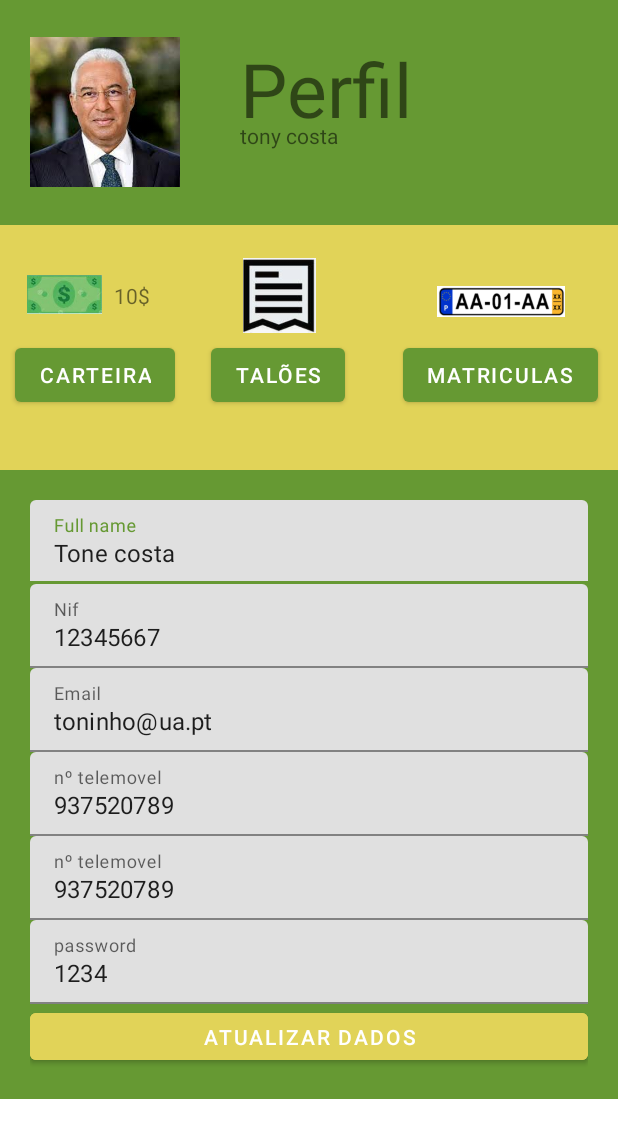
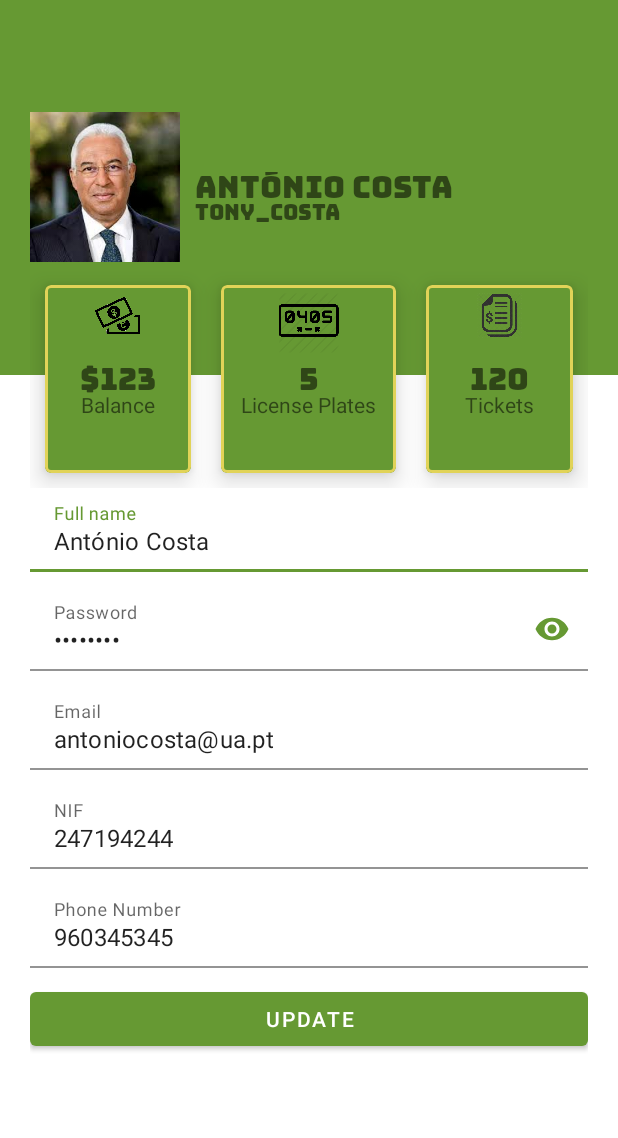
Before and after one commit to RRocha21/Glup, an Android app: the ProfileActivity screen opened directly, with no data from a screen before it, on a phone screen of 412 x 824 dp. Shown: the top 1138 px of the screen. Run offline under Robolectric (Android 15) with nearby library versions, the phone set to English and light mode, and no system bars.

Commit message:
1.1.4 . Renato Rocha
ProfileActivity.kt
activity_profile.xml
activity_registration.xml
png

```diff
--- a/glup/app/src/main/java/com/example/glup/ProfileActivity.kt
+++ b/glup/app/src/main/java/com/example/glup/ProfileActivity.kt
@@ -1,11 +1,39 @@
 package com.example.glup
 
+import android.content.Intent
 import android.os.Bundle
+import android.widget.Button
 import androidx.appcompat.app.AppCompatActivity
 
 class ProfileActivity: AppCompatActivity() {
     override fun onCreate(savedInstanceState: Bundle?) {
         super.onCreate(savedInstanceState)
         setContentView(R.layout.activity_profile)
+
+        findViewById<Button>(R.id.button_profile_balance).setOnClickListener {
+            openBalanceActivity()
+        }
+        findViewById<Button>(R.id.button_profile_license_plates).setOnClickListener {
+            openLicensePlatesActivity()
+        }
+        findViewById<Button>(R.id.button_profile_tickets).setOnClickListener {
+            openTicketsActivity()
+        }
     }
+
+    private fun openBalanceActivity() {
+        val intent = Intent(this, MainActivity::class.java)
+        startActivity(intent)
+    }
+
+    private fun openLicensePlatesActivity() {
+        val intent = Intent(this, MainActivity::class.java)
+        startActivity(intent)
+    }
+
+    private fun openTicketsActivity() {
+        val intent = Intent(this, MainActivity::class.java)
+        startActivity(intent)
+    }
+
 }
--- a/glup/app/src/main/res/layout/activity_profile.xml
+++ b/glup/app/src/main/res/layout/activity_profile.xml
@@ -1,235 +1,310 @@
 <?xml version="1.0" encoding="utf-8"?>
 <LinearLayout xmlns:android="http://schemas.android.com/apk/res/android"
+    xmlns:app="http://schemas.android.com/apk/res-auto"
     xmlns:tools="http://schemas.android.com/tools"
     android:layout_width="match_parent"
     android:layout_height="match_parent"
     android:orientation="vertical">
 
     <RelativeLayout
-
         android:layout_width="match_parent"
-        android:layout_height="150dp"
+        android:layout_height="250dp"
         android:background="@color/greenglup"
         android:padding="20dp">
 
 
         <ImageView
-            android:id="@+id/imagem_de_perfil"
+            android:id="@+id/profile_image"
             android:layout_width="100dp"
             android:layout_height="100dp"
             android:layout_centerVertical="true"
-            android:src="@drawable/antoniocosta">
+            android:src="@drawable/antoniocosta"/>
 
-        </ImageView>
 
         <TextView
-
+            android:id="@+id/full_name"
             android:layout_width="wrap_content"
             android:layout_height="wrap_content"
-
-            android:layout_alignParentBottom="true"
-            android:layout_marginLeft="40dp"
-            android:layout_marginBottom="30dp"
-            android:layout_toRightOf="@+id/imagem_de_perfil"
-            android:text="tony costa">
-
-
-        </TextView>
+            android:layout_marginLeft="10dp"
+            android:layout_centerVertical="true"
+            android:fontFamily="@font/bungee_regular"
+            android:layout_toRightOf="@+id/profile_image"
+            android:includeFontPadding="false"
+            android:textSize="20sp"
+            android:text="António Costa"/>
 
         <TextView
-            android:id="@+id/perfil"
+            android:id="@+id/user_name"
             android:layout_width="wrap_content"
             android:layout_height="wrap_content"
+            android:layout_marginLeft="10dp"
+            android:layout_centerVertical="true"
+            android:fontFamily="@font/bungee_regular"
+            android:layout_toRightOf="@+id/profile_image"
+            android:includeFontPadding="false"
+            android:layout_below="@+id/full_name"
+            android:textSize="14sp"
+            android:text="tony_costa"/>
 
-
-            android:layout_marginLeft="40dp"
-            android:layout_marginTop="5dp"
-
-            android:layout_toRightOf="@+id/imagem_de_perfil"
-            android:text="Perfil"
-            android:textSize="50dp" />
-    </RelativeLayout>
-
-    <RelativeLayout
-        android:layout_width="match_parent"
-        android:layout_height="163dp"
-        android:background="@color/yellowglup">
-
-
-        <ImageView
-            android:id="@+id/imagem_talao"
-            android:layout_width="50dp"
-            android:layout_height="50dp"
-            android:layout_alignParentStart="true"
-            android:layout_alignParentTop="true"
-            android:layout_m="50dp"
-            android:layout_marginStart="161dp"
-            android:layout_marginTop="22dp"
-            android:src="@drawable/recibo">
-
-        </ImageView>
-
-        <ImageView
-            android:id="@+id/imagem_nota"
-            android:layout_width="50dp"
-            android:layout_height="50dp"
-            android:layout_alignParentStart="true"
-            android:layout_alignParentTop="true"
-            android:layout_m="50dp"
-            android:layout_marginStart="18dp"
-            android:layout_marginTop="21dp"
-            android:src="@drawable/nota">
-
-        </ImageView>
-
-        <ImageView
-            android:id="@+id/imagem_matricula"
-            android:layout_width="85dp"
-            android:layout_height="wrap_content"
-            android:layout_alignParentStart="true"
-            android:layout_alignParentTop="true"
-            android:layout_m="50dp"
-            android:layout_marginStart="291dp"
-            android:layout_marginTop="22dp"
-            android:src="@drawable/matricula">
-
-        </ImageView>
-
-        <TextView
-
-            android:layout_width="wrap_content"
-            android:layout_height="wrap_content"
-            android:layout_below="@+id/imagem_nota"
-            android:layout_alignParentStart="true"
-
-
-            android:layout_marginStart="76dp"
-            android:layout_marginTop="-34dp"
-            android:text="10$">
-
-
-        </TextView>
-
-        <Button
-            android:id="@+id/taloes"
-            android:layout_width="wrap_content"
-            android:layout_height="wrap_content"
-            android:layout_alignParentEnd="true"
-            android:layout_alignParentBottom="true"
-            android:layout_marginEnd="182dp"
-            android:layout_marginBottom="39dp"
-            android:text="Talões" />
-
-        <Button
-            android:id="@+id/matriculas"
-            android:layout_width="wrap_content"
-            android:layout_height="wrap_content"
-            android:layout_alignParentEnd="true"
-            android:layout_alignParentBottom="true"
-            android:layout_marginEnd="13dp"
-            android:layout_marginBottom="39dp"
-            android:text="matriculas" />
-
-        <Button
-            android:id="@+id/carteira"
-            android:layout_width="wrap_content"
-            android:layout_height="wrap_content"
-            android:layout_alignParentStart="true"
-            android:layout_alignParentBottom="true"
-            android:layout_marginStart="10dp"
-            android:layout_marginBottom="39dp"
-            android:text="Carteira" />
     </RelativeLayout>
 
     <LinearLayout
         android:layout_width="match_parent"
-        android:layout_height="419dp"
-        android:background="@color/greenglup"
+        android:layout_height="wrap_content"
+        android:padding="20dp"
+        android:layout_marginTop="-90dp">
+
+        <com.google.android.material.card.MaterialCardView
+            android:layout_width="0dp"
+            android:layout_height="125dp"
+            android:layout_weight="1"
+            android:layout_margin="10dp"
+            app:cardBackgroundColor="@color/greenglup"
+            app:cardElevation="10dp"
+            app:strokeWidth="2dp"
+            app:strokeColor="@color/yellowglup">
+
+            <RelativeLayout
+                android:layout_width="match_parent"
+                android:layout_height="match_parent"
+                android:padding="5dp">
+
+                <Button
+                    android:id="@+id/button_profile_balance"
+                    android:layout_width="match_parent"
+                    android:layout_height="match_parent"
+                    android:background="#00000000"/>
+
+                <ImageView
+                    android:layout_width="30dp"
+                    android:layout_height="30dp"
+                    android:src="@drawable/money_icon_app"
+                    android:layout_centerHorizontal="true"/>
+                <TextView
+                    android:id="@+id/payment_label"
+                    android:layout_width="wrap_content"
+                    android:layout_height="wrap_content"
+                    android:text="$123"
+                    android:textSize="20sp"
+                    android:includeFontPadding="false"
+                    android:fontFamily="@font/bungee_regular"
+                    android:layout_centerInParent="true"/>
+                <TextView
+                    android:id="@+id/payment_description"
+                    android:layout_width="wrap_content"
+                    android:layout_height="wrap_content"
+                    android:text="Balance"
+                    android:textSize="14sp"
+                    android:includeFontPadding="false"
+                    android:layout_below="@+id/payment_label"
+                    android:layout_centerHorizontal="true"/>
+            </RelativeLayout>
+
+        </com.google.android.material.card.MaterialCardView>
+
+        <com.google.android.material.card.MaterialCardView
+            android:layout_width="0dp"
+            android:layout_height="125dp"
+            android:layout_weight="1.2"
+            android:layout_margin="10dp"
+            app:cardBackgroundColor="@color/greenglup"
+            app:cardElevation="10dp"
+            app:strokeWidth="2dp"
+            app:strokeColor="@color/yellowglup">
+
+            <RelativeLayout
+                android:layout_width="match_parent"
+                android:layout_height="match_parent"
+                android:padding="5dp">
+
+                <Button
+                    android:id="@+id/button_profile_license_plates"
+                    android:layout_width="match_parent"
+                    android:layout_height="match_parent"
+                    android:background="#00000000"/>
+
+                <ImageView
+                    android:layout_width="70dp"
+                    android:layout_height="40dp"
+                    android:src="@drawable/license_plate_icon_app"
+                    android:layout_centerHorizontal="true"/>
+                <TextView
+                    android:id="@+id/license_plate_label"
+                    android:layout_width="wrap_content"
+                    android:layout_height="wrap_content"
+                    android:text="5"
+                    android:textSize="20sp"
+                    android:includeFontPadding="false"
+                    android:fontFamily="@font/bungee_regular"
+                    android:layout_centerInParent="true"/>
+                <TextView
+                    android:id="@+id/license_plate_description"
+                    android:layout_width="wrap_content"
+                    android:layout_height="wrap_content"
+                    android:text="License Plates"
+                    android:textSize="14sp"
+                    android:includeFontPadding="false"
+                    android:layout_below="@+id/license_plate_label"
+                    android:layout_centerHorizontal="true"/>
+            </RelativeLayout>
+
+        </com.google.android.material.card.MaterialCardView>
+
+        <com.google.android.material.card.MaterialCardView
+            android:layout_width="0dp"
+            android:layout_height="125dp"
+            android:layout_weight="1"
+            android:layout_margin="10dp"
+            app:cardBackgroundColor="@color/greenglup"
+            app:cardElevation="10dp"
+            app:strokeWidth="2dp"
+            app:strokeColor="@color/yellowglup">
+
+            <RelativeLayout
+                android:layout_width="match_parent"
+                android:layout_height="match_parent"
+                android:padding="5dp">
+
+                <Button
+                    android:id="@+id/button_profile_tickets"
+                    android:layout_width="match_parent"
+                    android:layout_height="match_parent"
+                    android:background="#00000000"/>
+
+                <ImageView
+                    android:layout_width="30dp"
+                    android:layout_height="30dp"
+                    android:src="@drawable/bills_icon_app"
+                    android:layout_centerHorizontal="true"/>
+                <TextView
+                    android:id="@+id/tickets_label"
+                    android:layout_width="wrap_content"
+                    android:layout_height="wrap_content"
+                    android:text="120"
+                    android:textSize="20sp"
+                    android:includeFontPadding="false"
+                    android:fontFamily="@font/bungee_regular"
+                    android:layout_centerInParent="true"/>
+                <TextView
+                    android:id="@+id/tickets_description"
+                    android:layout_width="wrap_content"
+                    android:layout_height="wrap_content"
+                    android:text="Tickets"
+                    android:textSize="14sp"
+                    android:includeFontPadding="false"
+                    android:layout_below="@+id/tickets_label"
+                    android:layout_centerHorizontal="true"/>
+            </RelativeLayout>
+
+        </com.google.android.material.card.MaterialCardView>
+
+    </LinearLayout>
+
+    <LinearLayout
+        android:layout_width="match_parent"
+        android:layout_height="wrap_content"
+        android:padding="20dp"
         android:orientation="vertical"
-        android:padding="20dp">
+        android:layout_marginTop="-40dp">
 
 
         <com.google.android.material.textfield.TextInputLayout
             android:layout_width="match_parent"
             android:layout_height="wrap_content"
-            android:hint="Full name">
+            android:hint="Full name"
+            android:layout_marginBottom="10dp"
+            style="@style/Widget.MaterialComponents.TextInputLayout.FilledBox"
+            app:boxBackgroundColor="#00000000"
+            app:boxStrokeColor="@color/greenglup">
 
             <com.google.android.material.textfield.TextInputEditText
                 android:layout_width="match_parent"
                 android:layout_height="wrap_content"
-                android:text="Tone costa" />
+                android:hint="Full Name"
+                android:text="António Costa"
+                android:inputType="text"/>
 
         </com.google.android.material.textfield.TextInputLayout>
+
         <com.google.android.material.textfield.TextInputLayout
             android:layout_width="match_parent"
             android:layout_height="wrap_content"
-            android:hint="Nif">
+            android:hint="Password"
+            android:layout_marginBottom="10dp"
+            app:passwordToggleEnabled="true"
+            app:passwordToggleTint="@color/greenglup"
+            style="@style/Widget.MaterialComponents.TextInputLayout.FilledBox"
+            app:boxBackgroundColor="#00000000"
+            app:boxStrokeColor="@color/greenglup">
 
             <com.google.android.material.textfield.TextInputEditText
                 android:layout_width="match_parent"
                 android:layout_height="wrap_content"
-                android:text="12345667" />
+                android:drawablePadding="10dp"
+                android:text="glup2020"
+                android:inputType="textPassword"/>
 
         </com.google.android.material.textfield.TextInputLayout>
+
         <com.google.android.material.textfield.TextInputLayout
             android:layout_width="match_parent"
             android:layout_height="wrap_content"
-            android:hint="Email">
+            android:hint="Email"
+            android:layout_marginBottom="10dp"
+            style="@style/Widget.MaterialComponents.TextInputLayout.FilledBox"
+            app:boxBackgroundColor="#00000000"
+            app:boxStrokeColor="@color/greenglup">
 
             <com.google.android.material.textfield.TextInputEditText
                 android:layout_width="match_parent"
                 android:layout_height="wrap_content"
-                android:text="toninho@ua.pt" />
+                android:drawablePadding="10dp"
+                android:text="antoniocosta@ua.pt"
+                android:inputType="text"/>
 
         </com.google.android.material.textfield.TextInputLayout>
+
         <com.google.android.material.textfield.TextInputLayout
             android:layout_width="match_parent"
             android:layout_height="wrap_content"
-            android:hint="nº telemovel">
+            android:hint="NIF"
+            android:layout_marginBottom="10dp"
+            style="@style/Widget.MaterialComponents.TextInputLayout.FilledBox"
+            app:boxBackgroundColor="#00000000"
+            app:boxStrokeColor="@color/greenglup">
 
             <com.google.android.material.textfield.TextInputEditText
                 android:layout_width="match_parent"
                 android:layout_height="wrap_content"
-                android:text="937520789" />
+                android:drawablePadding="10dp"
+                android:text="247194244"
+                android:inputType="number"/>
 
         </com.google.android.material.textfield.TextInputLayout>
+
         <com.google.android.material.textfield.TextInputLayout
             android:layout_width="match_parent"
             android:layout_height="wrap_content"
-            android:hint="nº telemovel">
+            android:hint="Phone Number"
+            android:layout_marginBottom="10dp"
+            style="@style/Widget.MaterialComponents.TextInputLayout.FilledBox"
+            app:boxBackgroundColor="#00000000"
+            app:boxStrokeColor="@color/greenglup">
 
             <com.google.android.material.textfield.TextInputEditText
                 android:layout_width="match_parent"
                 android:layout_height="wrap_content"
-                android:text="937520789" />
-
-        </com.google.android.material.textfield.TextInputLayout>
-        <com.google.android.material.textfield.TextInputLayout
-            android:layout_width="match_parent"
-            android:layout_height="wrap_content"
-            android:hint="password">
-
-            <com.google.android.material.textfield.TextInputEditText
-                android:layout_width="match_parent"
-                android:layout_height="wrap_content"
-                android:text="1234" />
+                android:drawablePadding="10dp"
+                android:text="960345345"
+                android:inputType="number"/>
 
         </com.google.android.material.textfield.TextInputLayout>
 
-
-
         <Button
-            android:id="@+id/atualizar"
             android:layout_width="match_parent"
             android:layout_height="wrap_content"
-            android:backgroundTint="@color/yellowglup"
-            android:text="Atualizar Dados" />
-
+            android:text="Update"/>
 
     </LinearLayout>
 
-
-
-
-
 </LinearLayout>
--- a/glup/app/src/main/res/layout/activity_registration.xml
+++ b/glup/app/src/main/res/layout/activity_registration.xml
@@ -76,6 +76,7 @@
             android:layout_height="wrap_content"
             android:hint="@string/pass_text"
             app:passwordToggleEnabled="true"
+            app:passwordToggleTint="@color/greenglup"
             style="@style/Widget.MaterialComponents.TextInputLayout.OutlinedBox">
 
             <com.google.android.material.textfield.TextInputEditText
```
Also changed, not shown: glup/app/src/main/res/drawable/bills_icon_app.png (added), glup/app/src/main/res/drawable/carteira.png (deleted), glup/app/src/main/res/drawable/license_plate_icon_app.png (added), glup/app/src/main/res/drawable/matricula.PNG (deleted), glup/app/src/main/res/drawable/money_icon_app.png (added), glup/app/src/main/res/drawable/nota.PNG (deleted), glup/app/src/main/res/drawable/recibo.PNG (deleted), glup/app/src/main/res/drawable/user_icon_app.png (added), 1 other file.
